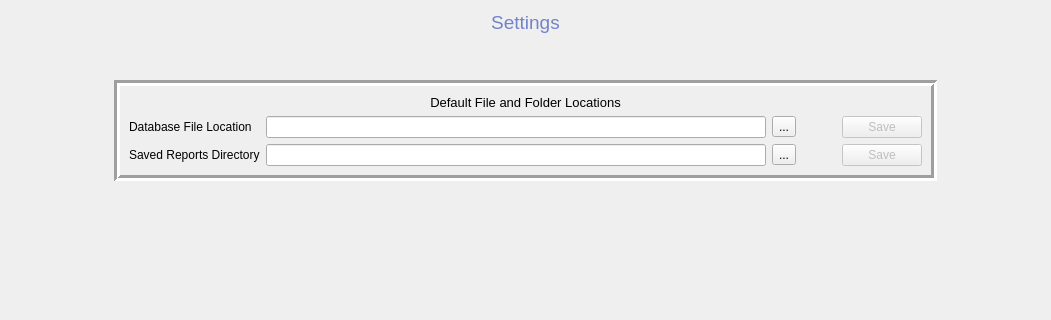
Qt form src/pages/settingspage.ui (rbaker26/BigBlueBox) before a commit; both pictures show x 0 to 1051 and y 0 to 320 of the 1051 by 708 pixel window.
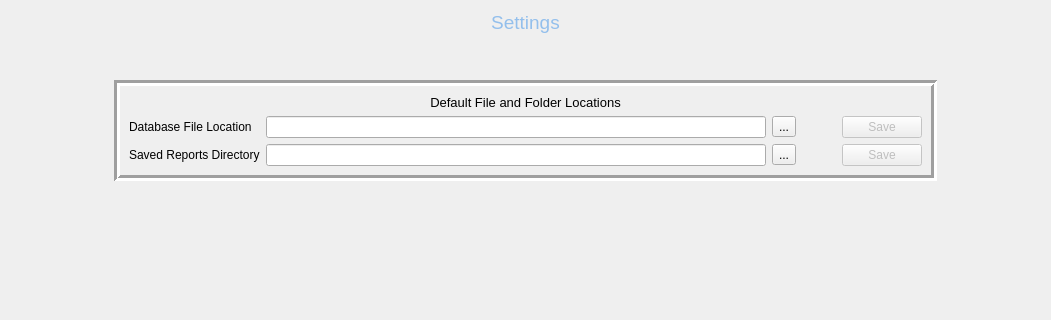
The same form after that commit.

Patch:
```diff
--- a/src/pages/settingspage.ui
+++ b/src/pages/settingspage.ui
@@ -19,7 +19,7 @@
      <item>
       <widget class="QLabel" name="label">
        <property name="text">
-        <string>&lt;html&gt;&lt;head/&gt;&lt;body&gt;&lt;p align=&quot;center&quot;&gt;&lt;span style=&quot; font-size:14pt; color:#7383c8;&quot;&gt;Settings&lt;/span&gt;&lt;/p&gt;&lt;/body&gt;&lt;/html&gt;</string>
+        <string>&lt;html&gt;&lt;head/&gt;&lt;body&gt;&lt;p align=&quot;center&quot;&gt;&lt;span style=&quot; font-size:14pt; color:#93bfec;&quot;&gt;Settings&lt;/span&gt;&lt;/p&gt;&lt;/body&gt;&lt;/html&gt;</string>
        </property>
       </widget>
      </item>
```
